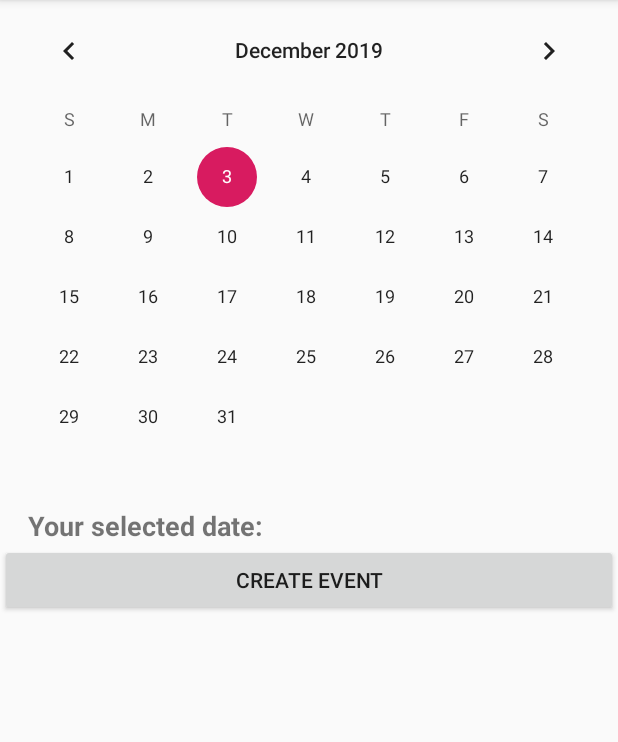
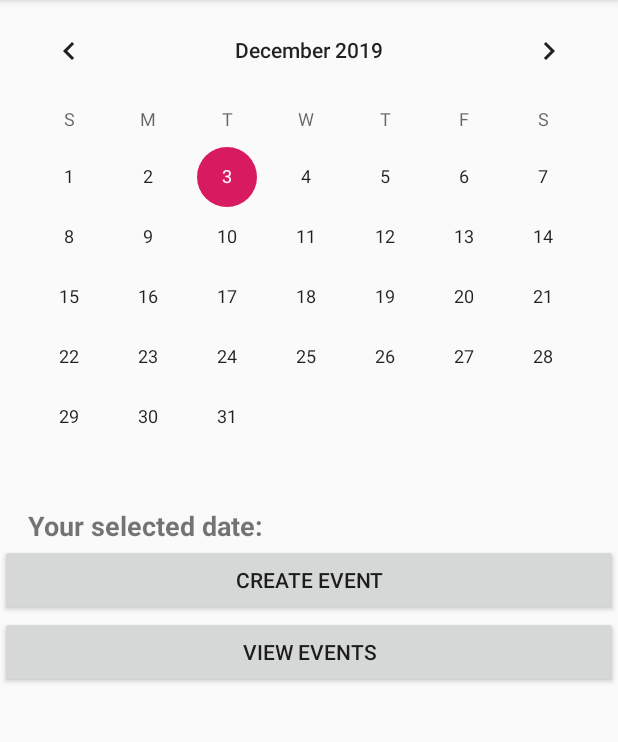
Before and after one commit to dhruvagrawal01/Scheduler, an Android app: the NewGameActivity screen opened directly, with no data from a screen before it, on a phone screen of 412 x 824 dp, the part 84-826 px from its top. Run offline under Robolectric (Android 15) with nearby library versions, the phone set to English and light mode, and no system bars.

Commit message:
Added viewEvents button

```diff
--- a/app/src/main/java/com/example/scheduler/GameActivity.java
+++ b/app/src/main/java/com/example/scheduler/GameActivity.java
@@ -33,7 +33,7 @@ public final class GameActivity extends AppCompatActivity {
                 String date = "    Your selected date: " + (month + 1) + "/" + (dayOfMonth) + "/" + (year);
                 myDate.setText((date));
                 String event = "    Event on this date: " + (eventName);
-                if (setMonth == month + 1 && setYear == year && setDayOfMonth == dayOfMonth) {
+                if (setMonth == month && setYear == year && setDayOfMonth == dayOfMonth) {
                     eventOnDate.setText((event));
                 }
             }
--- a/app/src/main/java/com/example/scheduler/LaunchActivity.java
+++ b/app/src/main/java/com/example/scheduler/LaunchActivity.java
@@ -27,7 +27,7 @@ public class LaunchActivity extends AppCompatActivity {
         });
     }
     public void launchGameActivity(String event) {
-        Intent intent = new Intent(this, GameActivity.class);
+        Intent intent = new Intent(this, NewGameActivity.class);
         intent.putExtra("eventName", event);
         intent.putExtra("month", setMonth);
         intent.putExtra("year", setYear);
--- a/app/src/main/java/com/example/scheduler/NewGameActivity.java
+++ b/app/src/main/java/com/example/scheduler/NewGameActivity.java
@@ -37,6 +37,13 @@ public final class NewGameActivity extends AppCompatActivity {
                 addEvent();
             }
         });
+        Button viewEvents = findViewById(R.id.viewEvents);
+        viewEvents.setOnClickListener(new View.OnClickListener() {
+            @Override
+            public void onClick(View v) {
+                viewEvents();
+            }
+        });
 
     }
     public void addEvent() {
@@ -47,4 +54,9 @@ public final class NewGameActivity extends AppCompatActivity {
         startActivity(intent);
         finish();
     }
+    public void viewEvents() {
+        Intent intent = new Intent(this, GameActivity.class);
+        startActivity(intent);
+        finish();
+    }
 }
--- a/app/src/main/res/layout/activity_new_game.xml
+++ b/app/src/main/res/layout/activity_new_game.xml
@@ -21,4 +21,10 @@
         android:layout_width="match_parent"
         android:layout_height="wrap_content"
         android:text="Create event" />
+
+    <Button
+        android:id="@+id/viewEvents"
+        android:layout_width="match_parent"
+        android:layout_height="wrap_content"
+        android:text="view events" />
 </LinearLayout>
```
